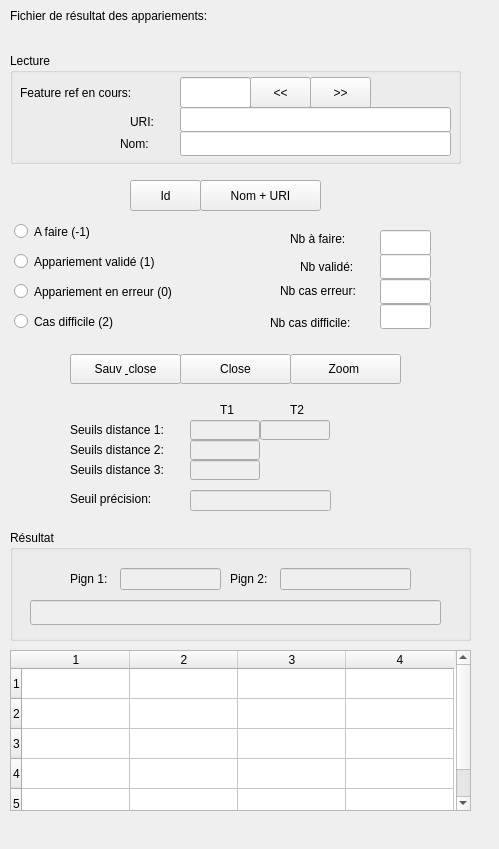
Old version of the form gui/visu_resultat_dialog_base.ui in the repository ANRChoucas/VisuValideMultiCriteriaMatching.
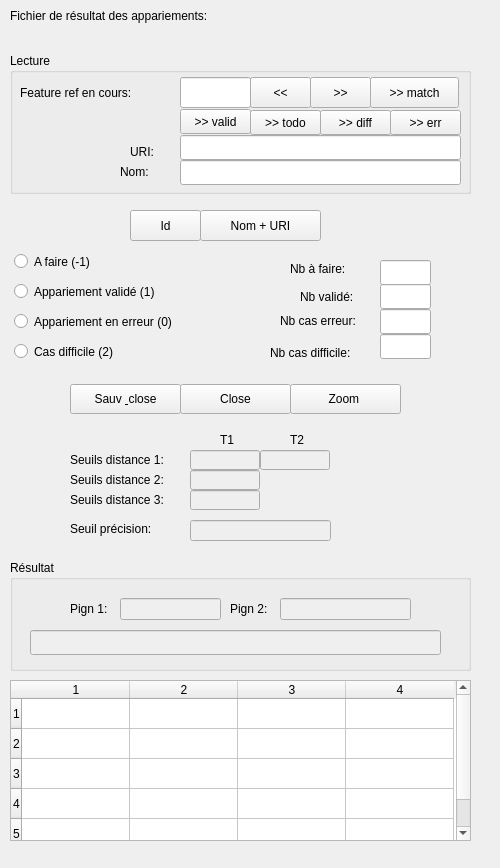
New version of the form. Icons and pictures are not drawn. Custom widgets are drawn as their Qt base class.

Commit message: saut des appariements

```diff
--- a/gui/visu_resultat_dialog_base.ui
+++ b/gui/visu_resultat_dialog_base.ui
@@ -6,8 +6,8 @@
    <rect>
     <x>0</x>
     <y>0</y>
-    <width>499</width>
-    <height>849</height>
+    <width>500</width>
+    <height>868</height>
    </rect>
   </property>
   <property name="sizePolicy">
@@ -24,7 +24,7 @@
     <property name="geometry">
      <rect>
       <x>180</x>
-      <y>354</y>
+      <y>384</y>
       <width>111</width>
       <height>30</height>
      </rect>
@@ -51,8 +51,8 @@
      <rect>
       <x>10</x>
       <y>53</y>
-      <width>451</width>
-      <height>111</height>
+      <width>461</width>
+      <height>141</height>
      </rect>
     </property>
     <property name="title">
@@ -111,7 +111,7 @@
      <property name="geometry">
       <rect>
        <x>120</x>
-       <y>60</y>
+       <y>90</y>
        <width>41</width>
        <height>17</height>
       </rect>
@@ -124,7 +124,7 @@
      <property name="geometry">
       <rect>
        <x>110</x>
-       <y>82</y>
+       <y>110</y>
        <width>41</width>
        <height>17</height>
       </rect>
@@ -137,18 +137,83 @@
      <property name="geometry">
       <rect>
        <x>170</x>
-       <y>54</y>
-       <width>271</width>
+       <y>82</y>
+       <width>281</width>
        <height>25</height>
       </rect>
      </property>
     </widget>
+    <widget class="QPushButton" name="btNextApp">
+     <property name="geometry">
+      <rect>
+       <x>360</x>
+       <y>24</y>
+       <width>89</width>
+       <height>31</height>
+      </rect>
+     </property>
+     <property name="text">
+      <string>&gt;&gt; match</string>
+     </property>
+    </widget>
+    <widget class="QPushButton" name="btNextValid">
+     <property name="geometry">
+      <rect>
+       <x>170</x>
+       <y>56</y>
+       <width>71</width>
+       <height>25</height>
+      </rect>
+     </property>
+     <property name="text">
+      <string>&gt;&gt; valid</string>
+     </property>
+    </widget>
+    <widget class="QPushButton" name="btNextTodo">
+     <property name="geometry">
+      <rect>
+       <x>240</x>
+       <y>57</y>
+       <width>71</width>
+       <height>25</height>
+      </rect>
+     </property>
+     <property name="text">
+      <string>&gt;&gt; todo</string>
+     </property>
+    </widget>
+    <widget class="QPushButton" name="btNextDifficile">
+     <property name="geometry">
+      <rect>
+       <x>310</x>
+       <y>57</y>
+       <width>71</width>
+       <height>25</height>
+      </rect>
+     </property>
+     <property name="text">
+      <string>&gt;&gt; diff</string>
+     </property>
+    </widget>
+    <widget class="QPushButton" name="btNextErreur">
+     <property name="geometry">
+      <rect>
+       <x>380</x>
+       <y>57</y>
+       <width>71</width>
+       <height>25</height>
+      </rect>
+     </property>
+     <property name="text">
+      <string>&gt;&gt; err</string>
+     </property>
+    </widget>
    </widget>
    <widget class="QPushButton" name="btZoomGrille">
     <property name="geometry">
      <rect>
       <x>290</x>
-      <y>354</y>
+      <y>384</y>
       <width>111</width>
       <height>30</height>
      </rect>
@@ -161,7 +226,7 @@
     <property name="geometry">
      <rect>
       <x>10</x>
-      <y>650</y>
+      <y>680</y>
       <width>461</width>
       <height>161</height>
      </rect>
@@ -221,7 +286,7 @@
     <property name="geometry">
      <rect>
       <x>70</x>
-      <y>420</y>
+      <y>450</y>
       <width>111</width>
       <height>20</height>
      </rect>
@@ -237,7 +302,7 @@
     <property name="geometry">
      <rect>
       <x>190</x>
-      <y>420</y>
+      <y>450</y>
       <width>70</width>
       <height>20</height>
      </rect>
@@ -253,7 +318,7 @@
     <property name="geometry">
      <rect>
       <x>260</x>
-      <y>420</y>
+      <y>450</y>
       <width>70</width>
       <height>20</height>
      </rect>
@@ -266,7 +331,7 @@
     <property name="geometry">
      <rect>
       <x>70</x>
-      <y>440</y>
+      <y>470</y>
       <width>111</width>
       <height>20</height>
      </rect>
@@ -282,7 +347,7 @@
     <property name="geometry">
      <rect>
       <x>70</x>
-      <y>460</y>
+      <y>490</y>
       <width>111</width>
       <height>20</height>
      </rect>
@@ -298,7 +363,7 @@
     <property name="geometry">
      <rect>
       <x>190</x>
-      <y>440</y>
+      <y>470</y>
       <width>70</width>
       <height>20</height>
      </rect>
@@ -314,7 +379,7 @@
     <property name="geometry">
      <rect>
       <x>190</x>
-      <y>460</y>
+      <y>490</y>
       <width>70</width>
       <height>20</height>
      </rect>
@@ -327,7 +392,7 @@
     <property name="geometry">
      <rect>
       <x>220</x>
-      <y>400</y>
+      <y>430</y>
       <width>21</width>
       <height>20</height>
      </rect>
@@ -340,7 +405,7 @@
     <property name="geometry">
      <rect>
       <x>290</x>
-      <y>400</y>
+      <y>430</y>
       <width>21</width>
       <height>20</height>
      </rect>
@@ -353,7 +418,7 @@
     <property name="geometry">
      <rect>
       <x>10</x>
-      <y>530</y>
+      <y>560</y>
       <width>461</width>
       <height>111</height>
      </rect>
@@ -431,7 +496,7 @@
     <property name="geometry">
      <rect>
       <x>70</x>
-      <y>490</y>
+      <y>520</y>
       <width>111</width>
       <height>17</height>
      </rect>
@@ -447,7 +512,7 @@
     <property name="geometry">
      <rect>
       <x>190</x>
-      <y>490</y>
+      <y>520</y>
       <width>141</width>
       <height>21</height>
      </rect>
@@ -457,7 +522,7 @@
     <property name="geometry">
      <rect>
       <x>300</x>
-      <y>256</y>
+      <y>286</y>
       <width>81</width>
       <height>21</height>
      </rect>
@@ -470,7 +535,7 @@
     <property name="geometry">
      <rect>
       <x>270</x>
-      <y>314</y>
+      <y>344</y>
       <width>111</width>
       <height>17</height>
      </rect>
@@ -483,7 +548,7 @@
     <property name="geometry">
      <rect>
       <x>380</x>
-      <y>254</y>
+      <y>284</y>
       <width>51</width>
       <height>25</height>
      </rect>
@@ -493,7 +558,7 @@
     <property name="geometry">
      <rect>
       <x>380</x>
-      <y>304</y>
+      <y>334</y>
       <width>51</width>
       <height>25</height>
      </rect>
@@ -503,7 +568,7 @@
     <property name="geometry">
      <rect>
       <x>14</x>
-      <y>220</y>
+      <y>250</y>
       <width>112</width>
       <height>23</height>
      </rect>
@@ -516,7 +581,7 @@
     <property name="geometry">
      <rect>
       <x>14</x>
-      <y>250</y>
+      <y>280</y>
       <width>191</width>
       <height>23</height>
      </rect>
@@ -529,7 +594,7 @@
     <property name="geometry">
      <rect>
       <x>14</x>
-      <y>280</y>
+      <y>310</y>
       <width>201</width>
       <height>23</height>
      </rect>
@@ -542,7 +607,7 @@
     <property name="geometry">
      <rect>
       <x>14</x>
-      <y>310</y>
+      <y>340</y>
       <width>131</width>
       <height>23</height>
      </rect>
@@ -555,7 +620,7 @@
     <property name="geometry">
      <rect>
       <x>200</x>
-      <y>180</y>
+      <y>210</y>
       <width>121</width>
       <height>31</height>
      </rect>
@@ -568,7 +633,7 @@
     <property name="geometry">
      <rect>
       <x>130</x>
-      <y>180</y>
+      <y>210</y>
       <width>71</width>
       <height>31</height>
      </rect>
@@ -581,7 +646,7 @@
     <property name="geometry">
      <rect>
       <x>70</x>
-      <y>354</y>
+      <y>384</y>
       <width>111</width>
       <height>30</height>
      </rect>
@@ -607,7 +672,7 @@
     <property name="geometry">
      <rect>
       <x>280</x>
-      <y>281</y>
+      <y>311</y>
       <width>101</width>
       <height>20</height>
      </rect>
@@ -620,7 +685,7 @@
     <property name="geometry">
      <rect>
       <x>380</x>
-      <y>279</y>
+      <y>309</y>
       <width>51</width>
       <height>25</height>
      </rect>
@@ -630,8 +695,8 @@
     <property name="geometry">
      <rect>
       <x>180</x>
-      <y>131</y>
-      <width>271</width>
+      <y>160</y>
+      <width>281</width>
       <height>25</height>
      </rect>
     </property>
@@ -640,7 +705,7 @@
     <property name="geometry">
      <rect>
       <x>290</x>
-      <y>228</y>
+      <y>258</y>
       <width>91</width>
       <height>21</height>
      </rect>
@@ -653,7 +718,7 @@
     <property name="geometry">
      <rect>
       <x>380</x>
-      <y>230</y>
+      <y>260</y>
       <width>51</width>
       <height>25</height>
      </rect>
```
The commit also changes 2 other files.
